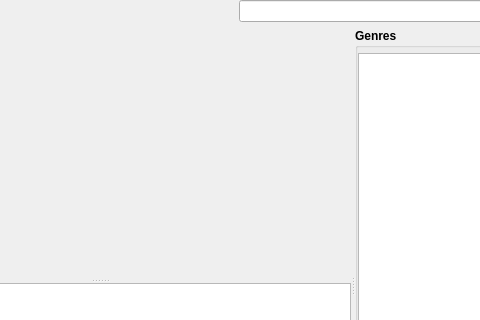
Qt form src/Gui/Library/GUI_LocalLibrary.ui (Inferno214221/sayonara-player) before a commit; both pictures show x 152 to 632 and y 0 to 320 of the 765 by 569 pixel window.
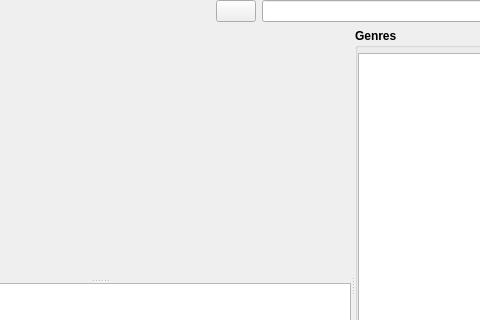
The same form after that commit. Custom widgets are drawn as their Qt base class.

What changed in the file:
```diff
--- a/src/Gui/Library/GUI_LocalLibrary.ui
+++ b/src/Gui/Library/GUI_LocalLibrary.ui
@@ -511,6 +511,19 @@
        </property>
       </spacer>
      </item>
+     <item>
+      <widget class="Library::MenuButtonViews" name="btn_view">
+       <property name="text">
+        <string notr="true"/>
+       </property>
+       <property name="iconSize">
+        <size>
+         <width>22</width>
+         <height>22</height>
+        </size>
+       </property>
+      </widget>
+     </item>
      <item>
       <widget class="Library::SearchBar" name="le_search"/>
      </item>
@@ -618,6 +631,11 @@
    <header>Gui/Directories/GUI_DirectoryView.h</header>
    <container>1</container>
   </customwidget>
+  <customwidget>
+   <class>Library::MenuButtonViews</class>
+   <extends>QPushButton</extends>
+   <header>Gui/Library/Utils/MenuButtonViews.h</header>
+  </customwidget>
  </customwidgets>
  <resources/>
  <connections/>
```
